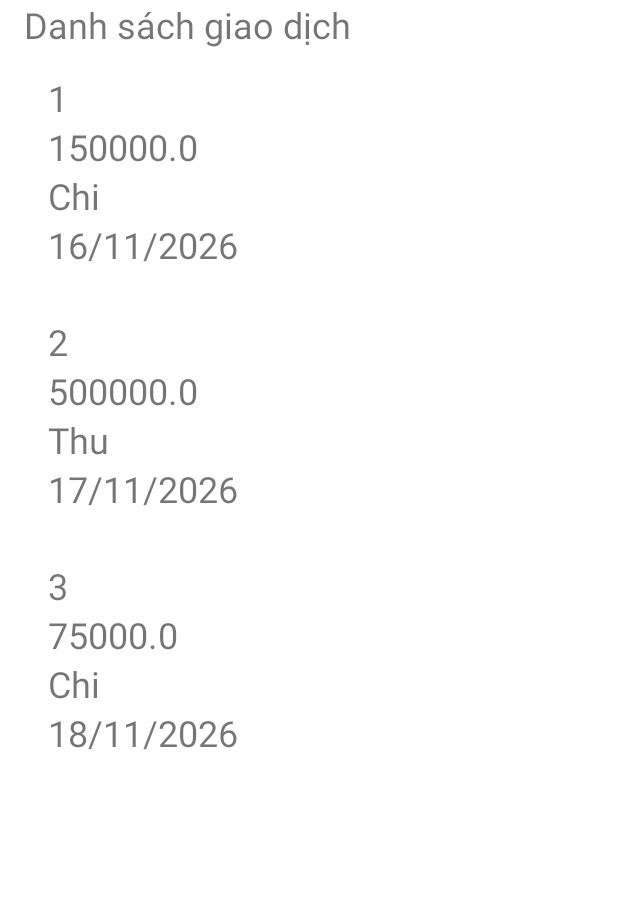
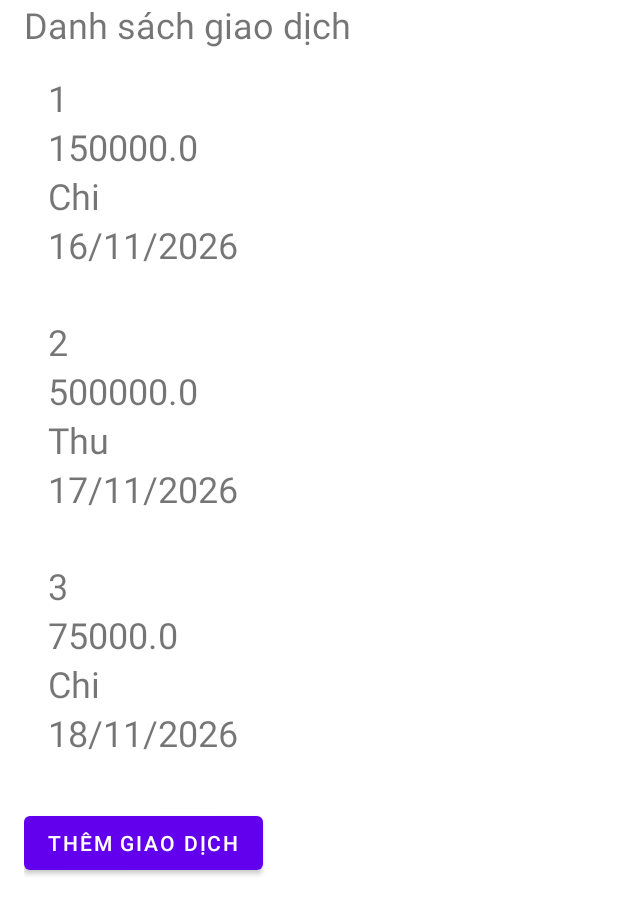
Before and after one commit to trunglv2303/Transaction_Applicationxml, an Android app: the screen it shows after launch (MainActivity), on a phone screen of 412 x 824 dp, the part 333-1236 px from its top. Run offline under Robolectric (Android 15) with nearby library versions, the phone set to English and light mode, and no system bars.

Commit message:
Add Transaction

```diff
--- a/app/src/main/AndroidManifest.xml
+++ b/app/src/main/AndroidManifest.xml
@@ -12,6 +12,9 @@
         android:supportsRtl="true"
         android:theme="@style/Theme.LearnXML">
         <activity
+            android:name=".AddTransaction"
+            android:exported="false" />
+        <activity
             android:name=".TransactionDetailActivity"
             android:exported="false" />
         <activity
--- a/app/src/main/java/com/example/learnxml/MainActivity.kt
+++ b/app/src/main/java/com/example/learnxml/MainActivity.kt
@@ -1,6 +1,8 @@
 package com.example.learnxml
 
+import android.content.Intent
 import android.os.Bundle
+import androidx.activity.result.contract.ActivityResultContracts
 import androidx.appcompat.app.AppCompatActivity
 import androidx.recyclerview.widget.LinearLayoutManager
 import com.example.learnxml.Model.Transaction
@@ -8,17 +10,18 @@ import com.example.learnxml.databinding.ActivityMainBinding
 
 class MainActivity : AppCompatActivity() {
     private lateinit var binding: ActivityMainBinding
-
+    private lateinit var transactionAdapter: TransactionAdapter
+     val transactions = mutableListOf(
+            Transaction(1, 150_000.0, "Chi", "16/11/2026"),
+            Transaction(2, 500_000.0, "Thu", "17/11/2026"),
+            Transaction(3, 75_000.0, "Chi", "18/11/2026")
+        )
     override fun onCreate(savedInstanceState: Bundle?) {
         super.onCreate(savedInstanceState)
         binding = ActivityMainBinding.inflate(layoutInflater)
         setContentView(binding.root)
 
-        val transactions = listOf(
-            Transaction(1, 150_000.0, "Chi", "16/11/2026"),
-            Transaction(2, 500_000.0, "Thu", "17/11/2026"),
-            Transaction(3, 75_000.0, "Chi", "18/11/2026")
-        )
+
 //        val edtName = findViewById<TextView>(R.id.edtName)
 //        val editEmail=findViewById<TextView>(R.id.editEmail)
 //        val editAge=findViewById<TextView>(R.id.editAge)
@@ -32,10 +35,36 @@ class MainActivity : AppCompatActivity() {
 //    tvResult.text = "Xin chào $name+  Email: $email  Tuổi: $age"
 //}
         binding.recyclerTransactions.layoutManager = LinearLayoutManager(this)
-        binding.recyclerTransactions.adapter = TransactionAdapter(transactions) { transaction ->
+        transactionAdapter = TransactionAdapter(transactions) { transaction ->
             val detailIntent = TransactionDetailActivity.createIntent(this, transaction)
             startActivity(detailIntent)
         }
+        binding.recyclerTransactions.adapter = transactionAdapter
+        binding.btnAddTransaction.setOnClickListener {
+            val intent = Intent(this, AddTransaction::class.java)
+            addTransactionLauncher.launch(intent)
+        }
+    }
+
+    private val addTransactionLauncher = registerForActivityResult(
+        ActivityResultContracts.StartActivityForResult()
+    ) { result ->
+        val data = result.data
+
+        if (result.resultCode != RESULT_OK || data == null) {
+            return@registerForActivityResult
+        }
+
+        val id = data.getIntExtra("id", 0)
+        val amount = data.getDoubleExtra("amount", 0.0)
+        val type = data.getStringExtra("type") ?: return@registerForActivityResult
+        val date = data.getStringExtra("date") ?: return@registerForActivityResult
+
+        val newTransaction = Transaction(id, amount, type, date)
+
+        val newPosition = transactions.size
+        transactions.add(newTransaction)
+        transactionAdapter.notifyItemInserted(newPosition)
     }
 
 //binding =ActivityMainBinding.inflate( layoutInflater )
--- a/app/src/main/res/layout/activity_main.xml
+++ b/app/src/main/res/layout/activity_main.xml
@@ -83,5 +83,9 @@
 <!--        android:layout_width="match_parent"-->
 <!--        android:layout_height="wrap_content"-->
 <!--        android:textSize="20sp" />-->
-
+<Button
+    android:id="@+id/btnAddTransaction"
+    android:layout_width="wrap_content"
+    android:layout_height="wrap_content"
+    android:text="Thêm giao dịch" />
 </LinearLayout>
```
Also changed, not shown: app/src/main/java/com/example/learnxml/AddTransaction.kt (added, +53 -0 lines), app/src/main/res/layout/add_transaction.xml (added, +81 -0 lines).
